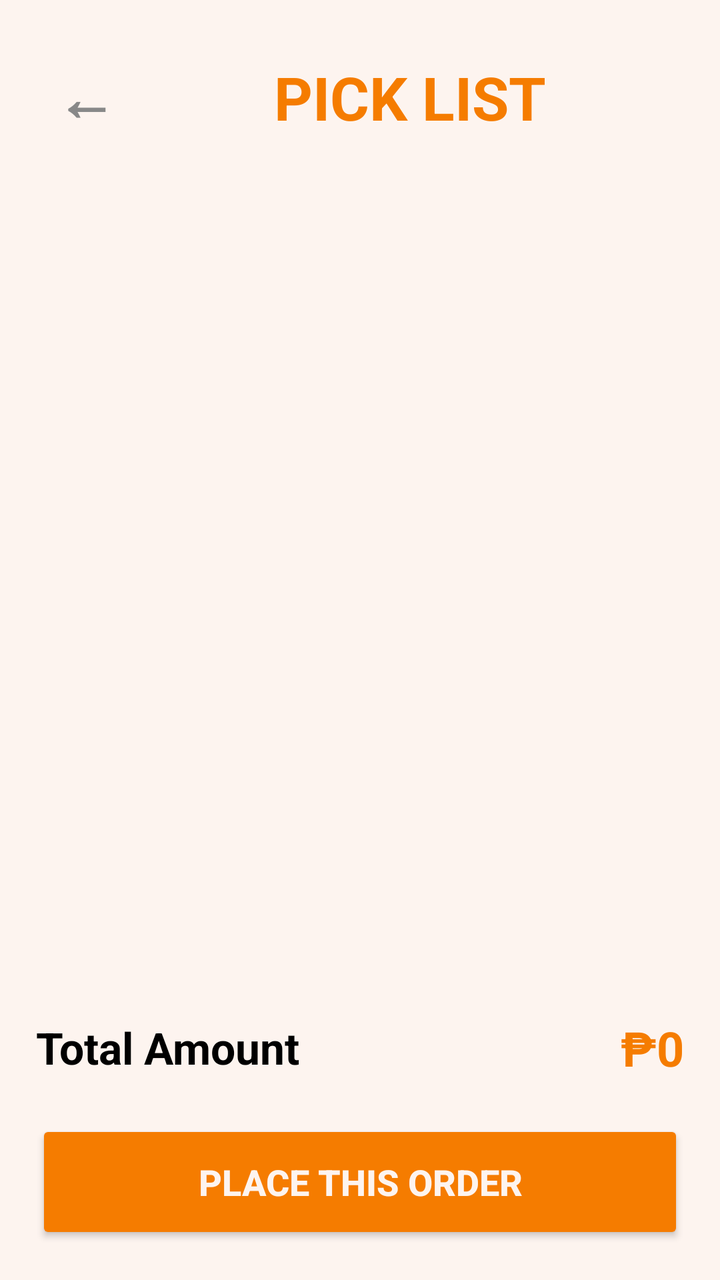
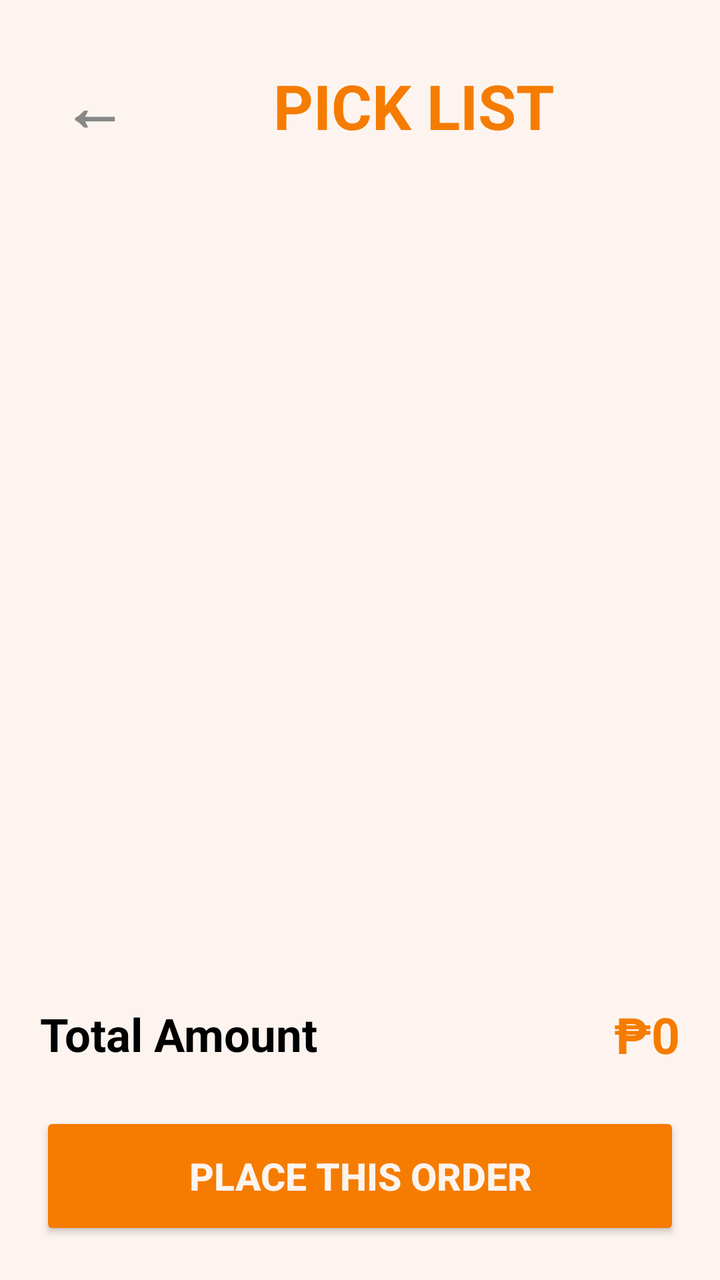

Before-and-after screenshots of an Android layout around one commit, followed by the original layout XML and the change that was made.
<!-- AndroidManifest.xml: application theme Theme.YOLO -->
<!-- res/layout/activity_cart.xml -->
<?xml version="1.0" encoding="utf-8"?>
<LinearLayout
    xmlns:android="http://schemas.android.com/apk/res/android"
    xmlns:app="http://schemas.android.com/apk/res-auto"
    android:layout_width="match_parent"
    android:layout_height="match_parent"
    android:orientation="vertical"
    android:background="#FDF4EF"
    android:padding="18dp">

    

    <LinearLayout
        android:layout_width="match_parent"
        android:layout_height="wrap_content"
        android:orientation="horizontal"
        android:gravity="center_vertical"
        android:layout_marginBottom="20dp">

        <TextView
            android:id="@+id/btnBack"
            android:layout_width="wrap_content"
            android:layout_height="wrap_content"
            android:text="←"
            android:textSize="30sp"
            android:textStyle="bold"
            android:textColor="#888888"
            android:padding="10dp"
            android:clickable="true"
            android:focusable="true"/>

        <TextView
            android:layout_width="0dp"
            android:layout_height="wrap_content"
            android:layout_weight="1"
            android:text="PICK LIST"
            android:textSize="30sp"
            android:textStyle="bold"
            android:textColor="#F57C00"
            android:gravity="center"/>

    </LinearLayout>

    

    <androidx.recyclerview.widget.RecyclerView
        android:id="@+id/recyclerCart"
        android:layout_width="match_parent"
        android:layout_height="0dp"
        android:layout_weight="1"/>

    

    <LinearLayout
        android:layout_width="match_parent"
        android:layout_height="wrap_content"
        android:orientation="horizontal"
        android:gravity="center_vertical"
        android:layout_marginTop="10dp">

        <TextView
            android:layout_width="0dp"
            android:layout_height="wrap_content"
            android:layout_weight="1"
            android:text="Total Amount"
            android:textSize="22sp"
            android:textStyle="bold"
            android:textColor="#000000"/>

        <TextView
            android:id="@+id/txtTotal"
            android:layout_width="wrap_content"
            android:layout_height="wrap_content"
            android:text="₱0"
            android:textSize="24sp"
            android:textStyle="bold"
            android:textColor="#F57C00"/>

    </LinearLayout>

    

    <Button
        android:id="@+id/btnOrder"
        android:layout_width="match_parent"
        android:layout_height="62dp"
        android:text="Place This Order"
        android:textStyle="bold"
        android:textSize="18sp"
        android:textColor="#FDF4EF"
        android:backgroundTint="#F57C00"
        android:layout_marginTop="20dp"/>

</LinearLayout>
<!-- resources referenced by this layout -->
<resources>
  <style name="Theme.YOLO" parent="Base.Theme.YOLO" />
  <style name="Base.Theme.YOLO" parent="Theme.Material3.DayNight.NoActionBar">
          
          
      </style>
</resources>

<!-- the commit's change to res/layout/activity_cart.xml (unified diff, before → after) -->
@@ -6,7 +6,7 @@
     android:layout_height="match_parent"
     android:orientation="vertical"
     android:background="#FDF4EF"
-    android:padding="18dp">
+    android:padding="20dp">
 
     
 
@@ -15,17 +15,17 @@
         android:layout_height="wrap_content"
         android:orientation="horizontal"
         android:gravity="center_vertical"
-        android:layout_marginBottom="20dp">
+        android:layout_marginBottom="22dp">
 
         <TextView
             android:id="@+id/btnBack"
             android:layout_width="wrap_content"
             android:layout_height="wrap_content"
             android:text="←"
-            android:textSize="30sp"
+            android:textSize="32sp"
             android:textStyle="bold"
             android:textColor="#888888"
-            android:padding="10dp"
+            android:padding="11dp"
             android:clickable="true"
             android:focusable="true"/>
 
@@ -34,7 +34,7 @@
             android:layout_height="wrap_content"
             android:layout_weight="1"
             android:text="PICK LIST"
-            android:textSize="30sp"
+            android:textSize="31sp"
             android:textStyle="bold"
             android:textColor="#F57C00"
             android:gravity="center"/>
@@ -56,14 +56,14 @@
         android:layout_height="wrap_content"
         android:orientation="horizontal"
         android:gravity="center_vertical"
-        android:layout_marginTop="10dp">
+        android:layout_marginTop="12dp">
 
         <TextView
             android:layout_width="0dp"
             android:layout_height="wrap_content"
             android:layout_weight="1"
             android:text="Total Amount"
-            android:textSize="22sp"
+            android:textSize="23sp"
             android:textStyle="bold"
             android:textColor="#000000"/>
 
@@ -72,7 +72,7 @@
             android:layout_width="wrap_content"
             android:layout_height="wrap_content"
             android:text="₱0"
-            android:textSize="24sp"
+            android:textSize="25sp"
             android:textStyle="bold"
             android:textColor="#F57C00"/>
 
@@ -83,12 +83,12 @@
     <Button
         android:id="@+id/btnOrder"
         android:layout_width="match_parent"
-        android:layout_height="62dp"
+        android:layout_height="64dp"
         android:text="Place This Order"
         android:textStyle="bold"
-        android:textSize="18sp"
+        android:textSize="19sp"
         android:textColor="#FDF4EF"
         android:backgroundTint="#F57C00"
-        android:layout_marginTop="20dp"/>
+        android:layout_marginTop="22dp"/>
 
 </LinearLayout>
